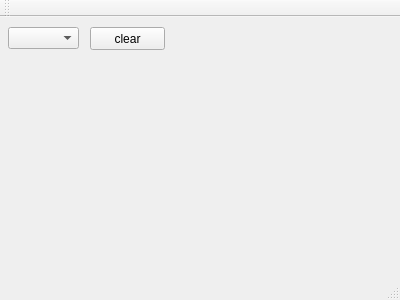
qingfengself/comboBox_explore, file comboBox_explore/mainwindow.ui: the form before one commit.
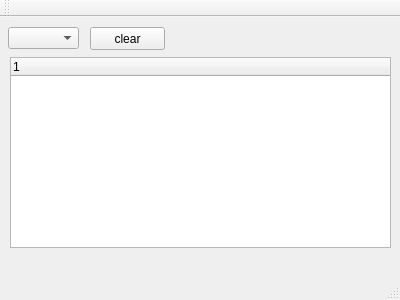
The form after the commit.

What changed in the file:
```diff
--- a/comboBox_explore/mainwindow.ui
+++ b/comboBox_explore/mainwindow.ui
@@ -40,6 +40,21 @@
      <string>clear</string>
     </property>
    </widget>
+   <widget class="QTreeWidget" name="treeW_CmdList">
+    <property name="geometry">
+     <rect>
+      <x>10</x>
+      <y>40</y>
+      <width>381</width>
+      <height>191</height>
+     </rect>
+    </property>
+    <column>
+     <property name="text">
+      <string notr="true">1</string>
+     </property>
+    </column>
+   </widget>
   </widget>
   <widget class="QMenuBar" name="menuBar">
    <property name="geometry">
```
